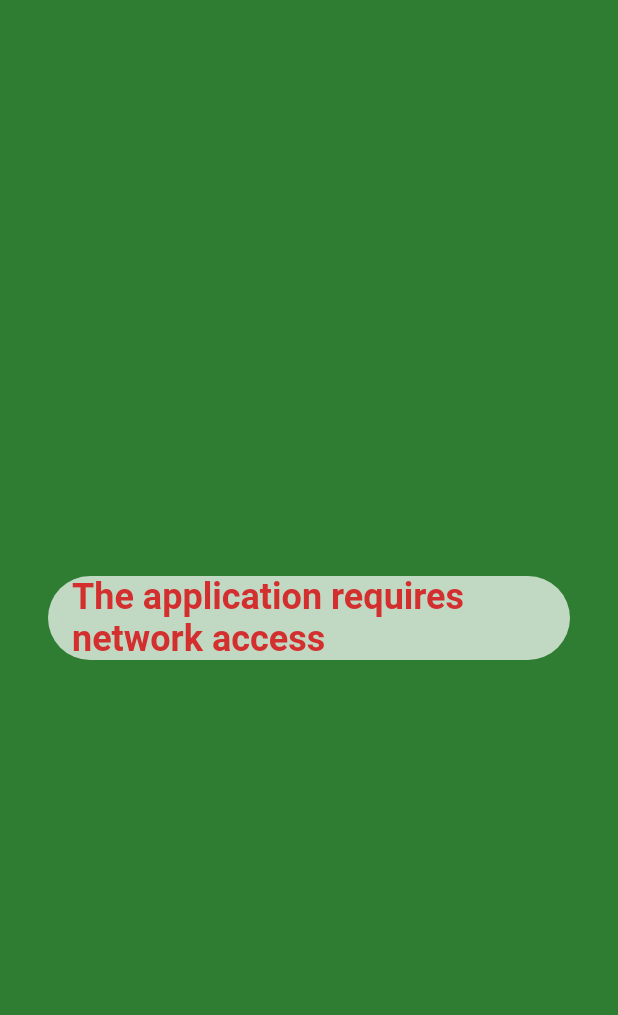
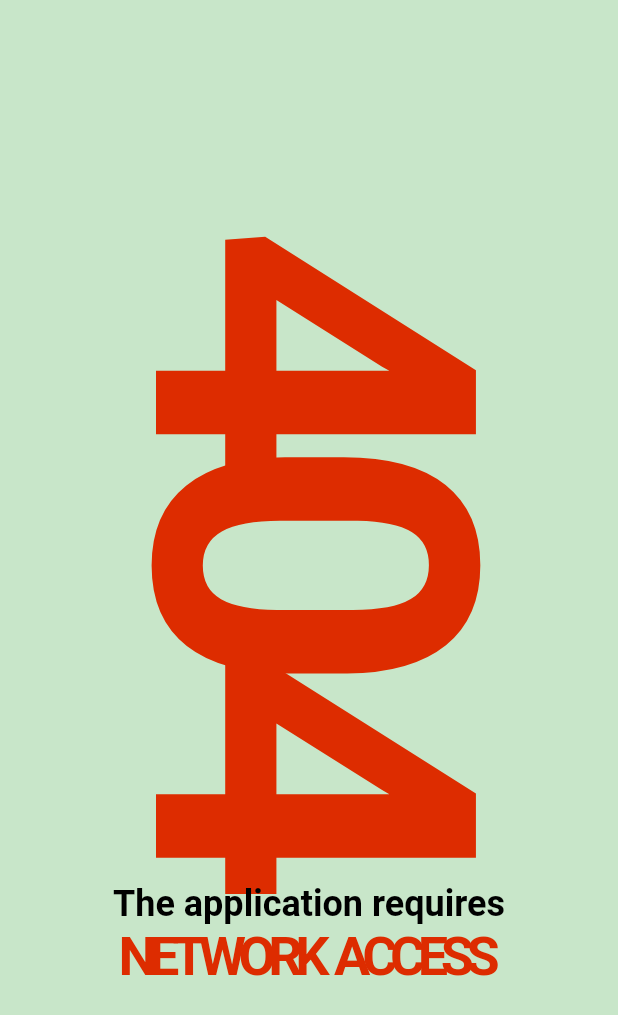
Before and after one commit to arrenaid/sportinfo, a Flutter app: the screen it shows after launch, on a phone screen of 412 x 824 dp. Shown: the top 1015 px of the screen. Run offline on Flutter 3.47's test engine with Material 2 defaults, Android fonts, the phone set to English and light mode, and no system bars; our stand-ins replace bloc, cloud_firestore, device_info, equatable, firebase_core, firebase_remote_config and 2 more; missing offline and left inert: check_vpn_connection, flutter_inappwebview; accounts and stored records are empty.

Commit message:
add check connection network in main.dart, change _getScreen logic, remove access value in bloc, and redesign network_access_error_screen.dart

```diff
--- a/lib/bloc/pref_bloc.dart
+++ b/lib/bloc/pref_bloc.dart
@@ -7,23 +7,13 @@ import 'package:device_info/device_info.dart';
 import 'package:check_vpn_connection/check_vpn_connection.dart';
 
 class PrefBloc extends Bloc<PrefEvent, PrefState> {
-  PrefBloc() : super(PrefState('', false,false,false)) {
+  PrefBloc() : super(PrefState('', false,false)) {
     on<PrefEvent>(_onLoad);
   }
   _onLoad(PrefEvent event, Emitter emit) async {
-    late bool isConnection;
     late String value = "";
     late bool isEmu = false;
     late bool isVpn = false;
-
-    try {
-      final result = await InternetAddress.lookup('ya.ru');//google.com
-      if (result.isNotEmpty && result[0].rawAddress.isNotEmpty) {
-        isConnection = true;
-      }
-    } on SocketException catch (_) {
-      isConnection = false;
-    }
 
     isEmu = await _checkIsEmu();
     isVpn = await _vpnActive();
@@ -36,7 +26,7 @@ class PrefBloc extends Bloc<PrefEvent, PrefState> {
       value = "";
     }
 
-    emit(PrefState(value, isConnection, isEmu, isVpn));
+    emit(PrefState(value, isEmu, isVpn));
   }
   _checkIsEmu() async {
     DeviceInfoPlugin deviceInfo = DeviceInfoPlugin();
--- a/lib/bloc/pref_state.dart
+++ b/lib/bloc/pref_state.dart
@@ -2,11 +2,10 @@ import 'package:equatable/equatable.dart';
 
 class PrefState extends Equatable{
   final String url;
-  final bool access;
   final bool isEmu;
   final bool isVpn;
-  const PrefState(this.url, this.access, this.isEmu, this.isVpn);
+  const PrefState(this.url, this.isEmu, this.isVpn);
 
   @override
-  List<Object?> get props => [url, access,isEmu,isVpn];
+  List<Object?> get props => [url, isEmu,isVpn];
 }
--- a/lib/main.dart
+++ b/lib/main.dart
@@ -1,3 +1,4 @@
+import 'dart:io';
 import 'package:firebase_core/firebase_core.dart';
 import 'package:firebase_remote_config/firebase_remote_config.dart';
 import 'package:flutter/material.dart';
@@ -24,16 +25,31 @@ void main() async {
   final firebaseRemoteConfigService = FirebaseRemoteConfigService(
       firebaseRemoteConfig: FirebaseRemoteConfig.instance);
   await firebaseRemoteConfigService.init();
+
   runApp(MyApp(
     firebaseRemoteConfigService: firebaseRemoteConfigService,
+    isAccess: await _getAccessNetwork(),
   ));
+}
+_getAccessNetwork() async{
+  late bool isConnection;
+  try {
+    final result = await InternetAddress.lookup('ya.ru');//google.com
+    if (result.isNotEmpty && result[0].rawAddress.isNotEmpty) {
+      isConnection = true;
+    }
+  } on SocketException catch (_) {
+    isConnection = false;
+  }
+  return isConnection;
 }
 
 class MyApp extends StatelessWidget {
-  MyApp({super.key, required this.firebaseRemoteConfigService});
+  MyApp({super.key, required this.firebaseRemoteConfigService, required this.isAccess});
 
   final FirebaseRemoteConfigService firebaseRemoteConfigService;
   late String target;
+  final bool isAccess;
 
   // This widget is the root of your application.
   @override
@@ -58,19 +74,19 @@ class MyApp extends StatelessWidget {
 
   Widget _getScreen(PrefState state) {
     try {
-      return state.url.isNotEmpty
-          ? (state.access
-              ? AviatScreen(save: state.url)
+      return checkUrlSharedPref()
+          ? (isAccess
+              ? AviatScreen(save: target)
               : const NetworkAccessErrorScreen())
-          : (state.access
-              ? (checkUrl()
+          : (isAccess
+              ? (state.url.isNotEmpty
                   ? _checkIsCheckVpn()
                       ? state.isVpn
                           ? const SportListScreen()
-                          : AviatScreen(save: target)
+                          : AviatScreen(save: state.url)
                       : state.isEmu
                           ? const SportListScreen()
-                          : AviatScreen(save: target)
+                          : AviatScreen(save: state.url)
                   : const SportListScreen())
               : const NetworkAccessErrorScreen());
     } catch (e) {
@@ -83,7 +99,7 @@ class MyApp extends StatelessWidget {
     return isCheckVpn;
   }
 
-  bool checkUrl() {
+  bool checkUrlSharedPref() {
     var urlInfo = firebaseRemoteConfigService.getUrlInfo();
     if (urlInfo.isNotEmpty && urlInfo != "") {
       target = urlInfo;
--- a/lib/screens/network_access_error_screen.dart
+++ b/lib/screens/network_access_error_screen.dart
@@ -6,26 +6,48 @@ class NetworkAccessErrorScreen extends StatelessWidget {
   @override
   Widget build(BuildContext context) {
     return Scaffold(
-      backgroundColor: Colors.green[800],
+      backgroundColor: Colors.green[100],
       body: SafeArea(
         child: Padding(
           padding: const EdgeInsets.symmetric(horizontal: 24),
           child: Center(
-            child: Container(
-              padding: const EdgeInsets.symmetric(horizontal: 16),
-              margin: const EdgeInsets.symmetric(horizontal: 8),
-              decoration: BoxDecoration(
-                color: Colors.white70,
-                borderRadius: BorderRadius.circular(35),
-              ),
-              child: Text(
-                'The application requires network access',
-                style: TextStyle(
-                  fontSize: 24,
-                  fontWeight: FontWeight.bold,
-                  color: Colors.red[700],
+            child: Column(
+              children: [
+                const Spacer(),
+                RotatedBox(
+                  quarterTurns: 1,
+                  child: Text('404',
+                    style: TextStyle(
+                      fontSize: 300,
+                      fontWeight: FontWeight.bold,
+                      color: Colors.deepOrangeAccent[700],
+                      letterSpacing: -31,
+                      overflow: TextOverflow.fade,
+                    ),
+                  ),
                 ),
-              ),
+                const Text(
+                  'The application requires',
+                  maxLines: 2,
+                  style: TextStyle(
+                    fontSize: 24,
+                    fontWeight: FontWeight.bold,
+                    color: Colors.black,
+                    overflow: TextOverflow.fade,
+                  ),
+                ),
+            Text(
+              'network  access'.toUpperCase(),
+              maxLines: 2,
+              style: TextStyle(
+                fontSize: 36,
+                fontWeight: FontWeight.bold,
+                color: Colors.deepOrangeAccent[700],
+                letterSpacing: -5,
+                overflow: TextOverflow.fade,
+              ),),
+                const Spacer(),
+              ],
             ),
           ),
         ),
```
